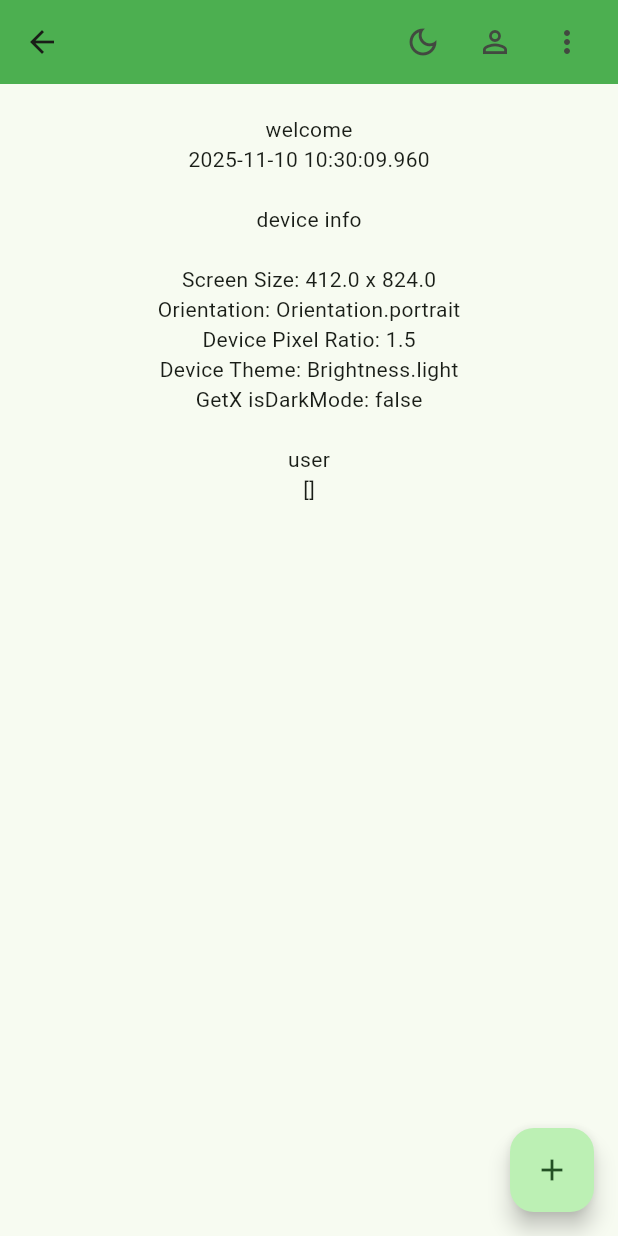
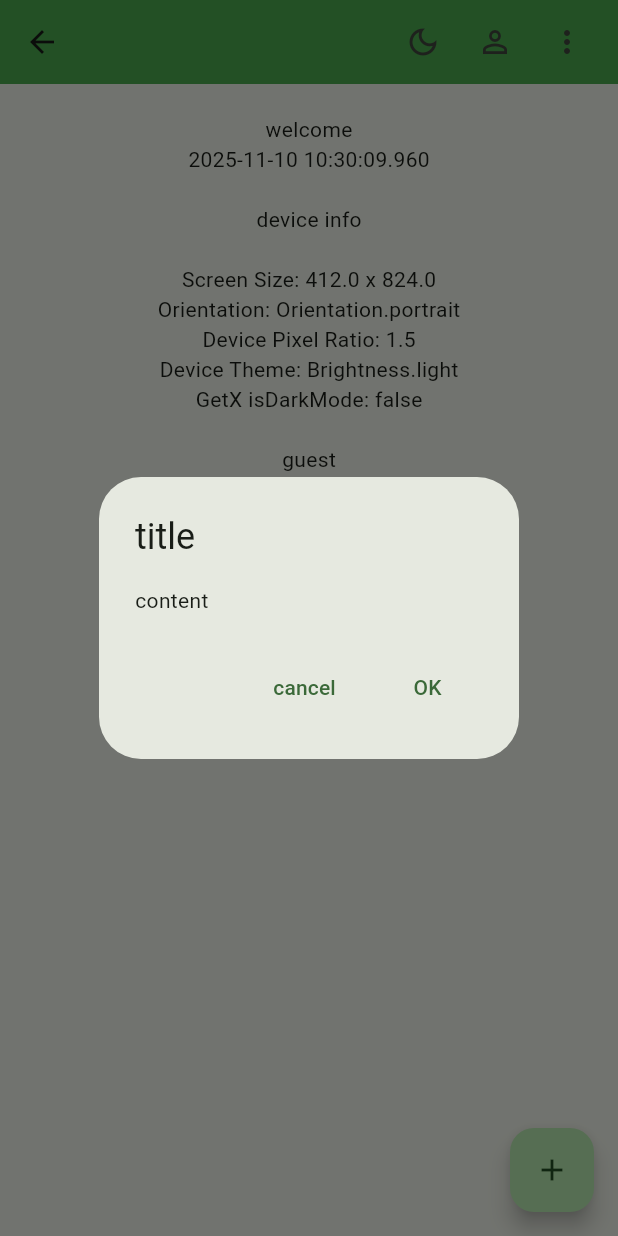
Before and after one commit to xipspace/clover-app, a Flutter app: the UserScreen screen opened directly, after a tap on the "add" icon, on a phone screen of 412 x 824 dp. Run offline on Flutter 3.47's test engine with Material 3 defaults, Android fonts, the phone set to English and light mode, and no system bars; our stand-ins replace get.

Commit message:
expands user game model

```diff
--- a/lib/app_controller.dart
+++ b/lib/app_controller.dart
@@ -30,7 +30,7 @@ enum TimeFilter { allTime, oneMonth, sixMonths, oneYear, fiveYears }
 class LottoController extends GetxController {
   RxString lottoBanner = 'void'.obs;
   RxList<LottoDraw> lottoData = <LottoDraw>[].obs;
-  var currentView = ViewMode.frequencyTable.obs;
+  var currentView = ViewMode.drawResults.obs;
   var currentFilter = TimeFilter.allTime.obs;
 
   List<LottoDraw> _cachedFilteredData = [];
@@ -183,7 +183,6 @@ class LottoController extends GetxController {
     sequenceTiersOutput = _generateTierOutput(filtered);
   }
 
-  // TODO > refine logic to properly handle results object
   String _generateDrawResults(List<LottoDraw> draws) {
     if (draws.isEmpty) return 'no draw results available';
 
@@ -427,7 +426,7 @@ class LottoController extends GetxController {
       LottoHistory history = LottoHistory.fromJson(jsonMap);
       lottoData.value = history.draws;
       refreshStatistics();
-      updateView(ViewMode.frequencyTable);
+      updateView(ViewMode.drawResults);
     } catch (e) {
       Get.dialog(
         AlertDialog(
@@ -448,8 +447,31 @@ class LottoController extends GetxController {
 
 
 class UserController extends GetxController {
-  // add user object to factory game with combinations of numbers to be compared with lotto data
+  // TODO > add user object to factory game with combinations of numbers to be compared with lotto data
   final Rx<UserProfile> profile = UserProfile(userName: 'guest', games: []).obs;
+
+  // TODO > get dialog to provide pattern input
+  void showDialog(String title, String content) {
+    Get.dialog(
+      AlertDialog(
+        title: Text(title),
+        content: Text(content),
+        actions: [
+          TextButton(
+            onPressed: () => Get.back(),
+            child: const Column(children: [SizedBox(width: 50), Text('cancel')]),
+          ),
+          TextButton(
+            onPressed: () {
+              // TODO > add user game with selection//
+              Get.back();
+            },
+            child: const Column(children: [SizedBox(width: 50), Text('OK')]),
+          ),
+        ],
+      ),
+    );
+  }
 
   void setName(String text) {
     profile.update((p) {
@@ -458,6 +480,8 @@ class UserController extends GetxController {
       }
     });
   }
+
+  // TODO > logic to create game object
 }
 
 class AppBindings implements Bindings {
--- a/lib/main.dart
+++ b/lib/main.dart
@@ -273,7 +273,7 @@ class UserScreen extends StatelessWidget {
   @override
   Widget build(BuildContext context) {
     final controller = Get.find<HomeController>();
-    final userController = Get.find<UserController>();
+    final user = Get.find<UserController>();
     final MediaQueryData mediaQueryData = MediaQuery.of(context);
 
     return Scaffold(
@@ -312,8 +312,8 @@ class UserScreen extends StatelessWidget {
             // height: Get.height * 0.95,
 
             const SizedBox(height: 20),
-            Obx(() => Text(userController.profile.value.userName)),
-            Obx(() => Text(userController.profile.value.games.toString())),
+            Obx(() => Text(user.profile.value.userName)),
+            Obx(() => Text(user.profile.value.games.toString())),
             const SizedBox(height: 20),
 
 
@@ -332,12 +332,11 @@ class UserScreen extends StatelessWidget {
           controller.setStamp();
           // controller.isLogged.toggle();
           // controller.isLogged.value ? controller.setMsg('user') : controller.setMsg('guest');
-          userController.setName('user');
           // controller.setMessage('user');
+          //// userController.setName('user');
 
-          // TODO > add user game object
           // TODO > persist user games
-
+          user.showDialog('title', 'content');
 
         },
       ),
```
Also changed, not shown: lib/app_model.dart (+8 -13 lines).
